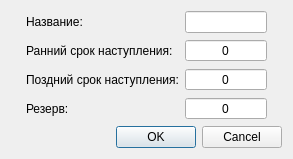
io2357911/NetworkPlanning, file NetworkCalc/view/eventpropertiesdialog.ui: the form before one commit.
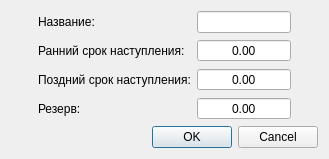
The form after the commit.

What changed in the file:
```diff
--- a/NetworkCalc/view/eventpropertiesdialog.ui
+++ b/NetworkCalc/view/eventpropertiesdialog.ui
@@ -6,7 +6,7 @@
    <rect>
     <x>0</x>
     <y>0</y>
-    <width>293</width>
+    <width>329</width>
     <height>157</height>
    </rect>
   </property>
@@ -70,85 +70,49 @@
        </property>
       </widget>
      </item>
+     <item row="0" column="2">
+      <widget class="QLineEdit" name="leName">
+       <property name="alignment">
+        <set>Qt::AlignCenter</set>
+       </property>
+      </widget>
+     </item>
      <item row="1" column="2">
-      <widget class="QSpinBox" name="sbEarlyTime">
-       <property name="enabled">
-        <bool>true</bool>
-       </property>
+      <widget class="QDoubleSpinBox" name="dsbEarlyTime">
        <property name="alignment">
         <set>Qt::AlignCenter</set>
        </property>
-       <property name="readOnly">
-        <bool>true</bool>
-       </property>
        <property name="buttonSymbols">
         <enum>QAbstractSpinBox::NoButtons</enum>
        </property>
-       <property name="minimum">
-        <number>0</number>
-       </property>
        <property name="maximum">
-        <number>99999</number>
-       </property>
-       <property name="value">
-        <number>0</number>
+        <double>9999999.990000000223517</double>
        </property>
       </widget>
      </item>
      <item row="2" column="2">
-      <widget class="QSpinBox" name="sbLateTime">
-       <property name="enabled">
-        <bool>true</bool>
-       </property>
+      <widget class="QDoubleSpinBox" name="dsbLateTime">
        <property name="alignment">
         <set>Qt::AlignCenter</set>
        </property>
-       <property name="readOnly">
-        <bool>true</bool>
-       </property>
        <property name="buttonSymbols">
         <enum>QAbstractSpinBox::NoButtons</enum>
        </property>
-       <property name="minimum">
-        <number>0</number>
-       </property>
        <property name="maximum">
-        <number>99999</number>
-       </property>
-       <property name="value">
-        <number>0</number>
+        <double>9999999.990000000223517</double>
        </property>
       </widget>
      </item>
      <item row="3" column="2">
-      <widget class="QSpinBox" name="sbReserve">
-       <property name="enabled">
-        <bool>true</bool>
-       </property>
+      <widget class="QDoubleSpinBox" name="dsbReserve">
        <property name="alignment">
         <set>Qt::AlignCenter</set>
        </property>
-       <property name="readOnly">
-        <bool>true</bool>
-       </property>
        <property name="buttonSymbols">
         <enum>QAbstractSpinBox::NoButtons</enum>
        </property>
-       <property name="minimum">
-        <number>0</number>
-       </property>
        <property name="maximum">
-        <number>99999</number>
-       </property>
-       <property name="value">
-        <number>0</number>
-       </property>
-      </widget>
-     </item>
-     <item row="0" column="2">
-      <widget class="QLineEdit" name="leName">
-       <property name="alignment">
-        <set>Qt::AlignCenter</set>
+        <double>9999999.990000000223517</double>
        </property>
       </widget>
      </item>
```
